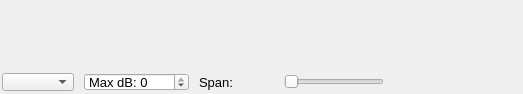
Before: the Qt Designer form application/spectrumwidget.ui in oldscienceguy/PebbleSDR, drawn with Qt 5.
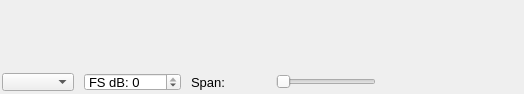
After: the same form once the commit is applied.

Commit message: Tweaks for FS for spectrum widget

```diff
--- a/application/spectrumwidget.ui
+++ b/application/spectrumwidget.ui
@@ -6,7 +6,7 @@
    <rect>
     <x>0</x>
     <y>0</y>
-    <width>523</width>
+    <width>524</width>
     <height>94</height>
    </rect>
   </property>
@@ -251,7 +251,7 @@
             </font>
            </property>
            <property name="prefix">
-            <string>Max dB: </string>
+            <string>FS dB: </string>
            </property>
            <property name="minimum">
             <number>-140</number>
```
The commit also changes 1 other file.
